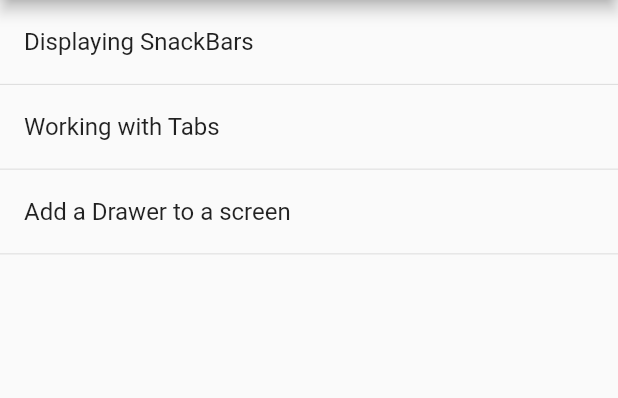
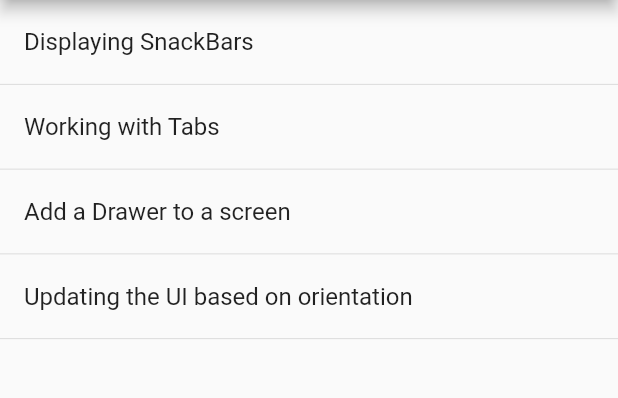
Before and after one commit to HeathWang/flutterStudy, a Flutter app: the screen it shows after launch, on a phone screen of 412 x 824 dp, the part 84-482 px from its top. Run offline on Flutter 3.47's test engine with Material 2 defaults, Android fonts, the phone set to English and light mode, and no system bars.

Commit message:
orientation demo

```diff
--- a/project/cookbook_demo/lib/main.dart
+++ b/project/cookbook_demo/lib/main.dart
@@ -15,6 +15,8 @@ class MainPage extends StatelessWidget {
         '/': (BuildContext context) => MyMenuPage(),
         '/snackbar': (BuildContext context) => SnackBarPage(),
         '/drawer': (BuildContext context) => MyDrawerPage(),
+        '/orientation': (BuildContext context) =>
+            OrientationList(title: 'Orientation'),
       },
       theme: ThemeData(primaryColor: Colors.blue),
     );
@@ -26,6 +28,7 @@ class MyMenuPage extends StatelessWidget {
     'Displaying SnackBars',
     'Working with Tabs',
     'Add a Drawer to a screen',
+    'Updating the UI based on orientation',
   ];
 
   @override
@@ -47,6 +50,9 @@ class MyMenuPage extends StatelessWidget {
                       break;
                     case 2:
                       Navigator.of(context).pushNamed('/drawer');
+                      break;
+                    case 3:
+                      Navigator.of(context).pushNamed('/orientation');
                   }
                 },
               ),
```
Also changed, not shown: project/cookbook_demo/lib/basicDesign.dart (+27 -0 lines).
